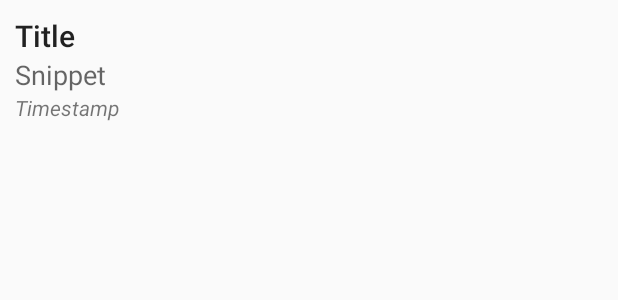
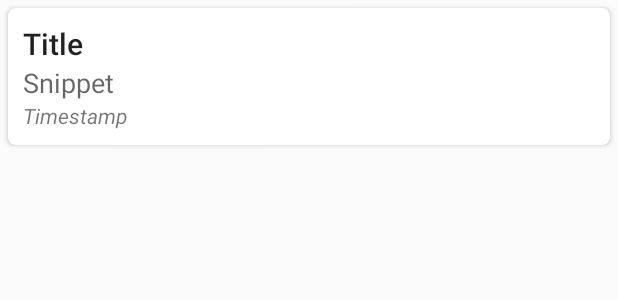
Before and after one commit to jasperx21/DemoOne, an Android app: the layout indiview_wiki_search_result.xml on its own in the app's theme, with its tools: preview values and no code run, on a phone screen of 412 x 824 dp. Shown: the top 300 px of the screen. Run offline under Robolectric (Android 15) with nearby library versions, the phone set to English and light mode, and no system bars.

```diff
--- a/app/src/main/res/layout/indiview_wiki_search_result.xml
+++ b/app/src/main/res/layout/indiview_wiki_search_result.xml
@@ -13,8 +13,16 @@
 
   </data>
 
+  <androidx.cardview.widget.CardView
+      android:id="@+id/root"
+      android:layout_width="match_parent"
+      android:layout_height="wrap_content"
+      android:layout_margin="5dp"
+      app:cardCornerRadius="5dp"
+      >
+
+
     <LinearLayout
-      android:id="@+id/root"
         android:layout_width="match_parent"
         android:layout_height="wrap_content"
         android:orientation="vertical"
@@ -50,4 +58,6 @@
 
 
     </LinearLayout>
+  </androidx.cardview.widget.CardView>
+
 </layout>
```
Also changed, not shown: app/src/main/java/com/example/demoone/ui/home/search/SearchFragment.kt (+14 -11 lines), app/src/main/res/layout/fragment_search.xml (+5 -3 lines), app/src/main/res/xml/motion_scene.xml (+16 -17 lines). Lines whose indentation alone changed are shown as unchanged.
